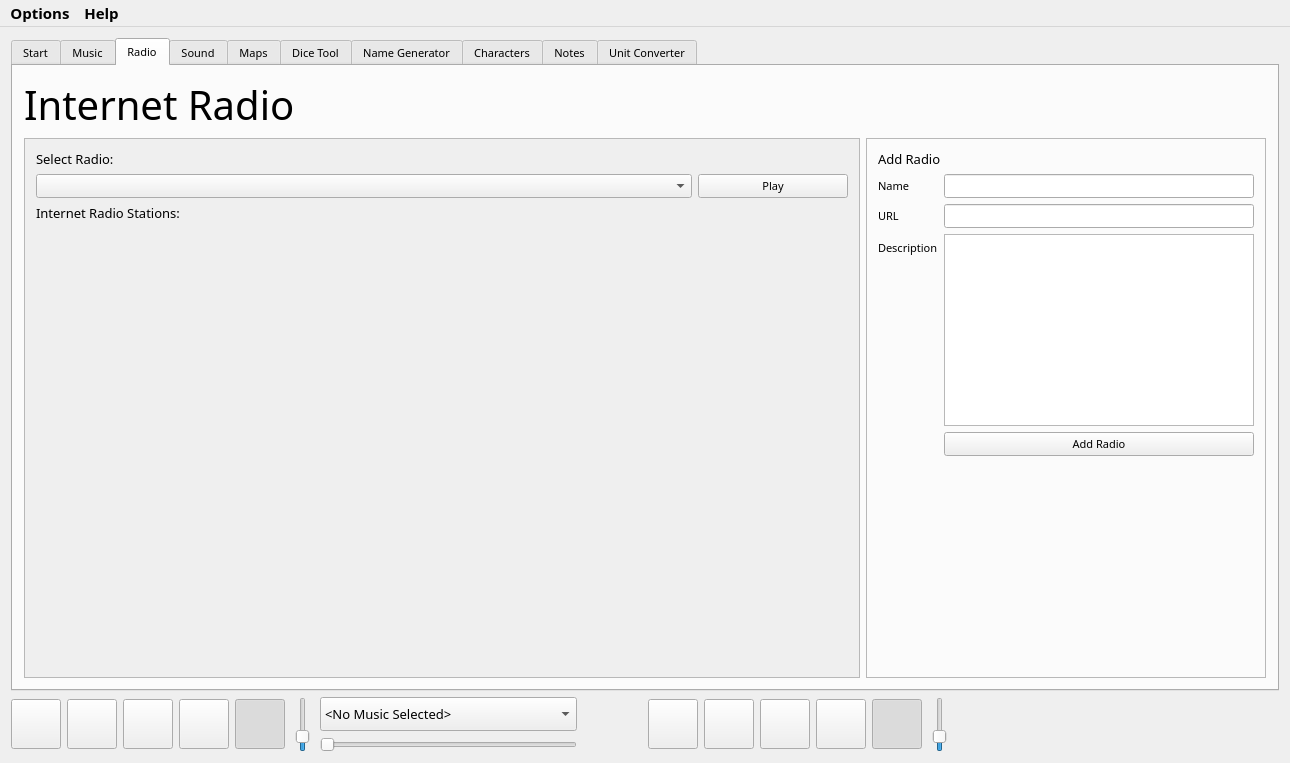
Qt form mainwindow.ui (PhilInTheGaps/GM-Companion) before a commit.
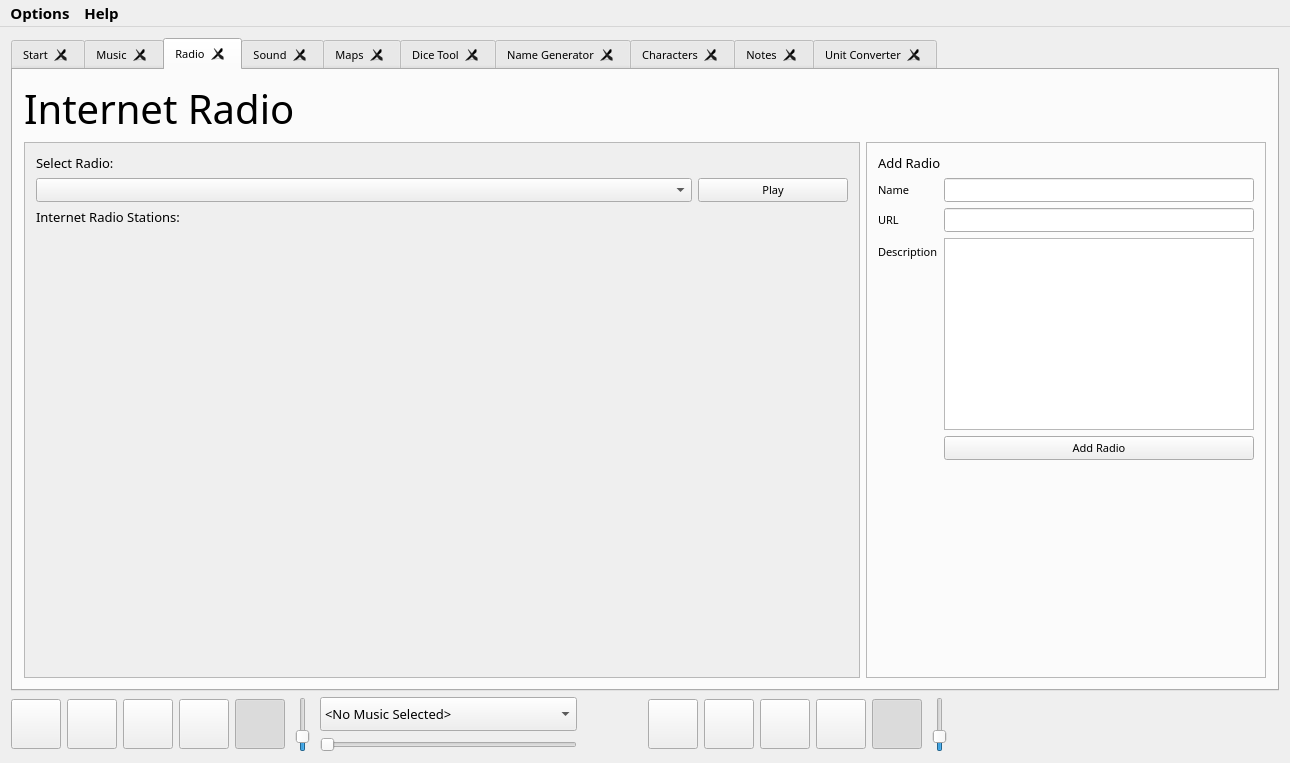
The same form after that commit. The open tabs and pages were chosen to show the change. Icons and pictures are not drawn.

```diff
--- a/mainwindow.ui
+++ b/mainwindow.ui
@@ -66,11 +66,14 @@
       <property name="documentMode">
        <bool>false</bool>
       </property>
+      <property name="tabsClosable">
+       <bool>true</bool>
+      </property>
       <property name="movable">
        <bool>true</bool>
       </property>
       <property name="tabBarAutoHide">
-       <bool>false</bool>
+       <bool>true</bool>
       </property>
       <widget class="QWidget" name="Start">
        <attribute name="title">
@@ -283,7 +286,7 @@
                <x>0</x>
                <y>0</y>
                <width>840</width>
-               <height>546</height>
+               <height>539</height>
               </rect>
              </property>
              <layout class="QVBoxLayout" name="verticalLayout_22">
```
Left out of the diff: 95 changed lines with no effect on the pictures.
